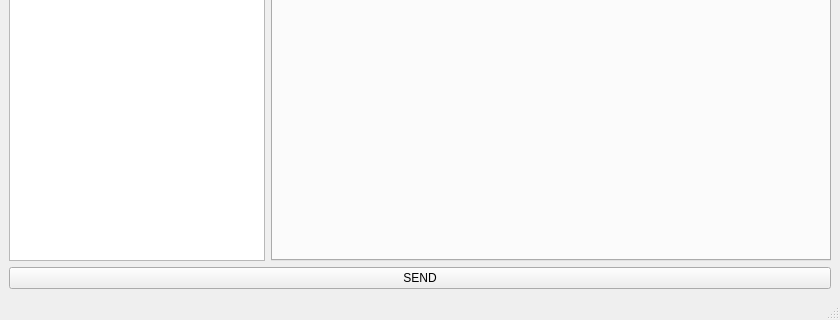
The window that klienttest.ui (apaczehavacze/h2oClient) describes before a commit, drawn with Qt 5; both pictures show x 0 to 840 and y 273 to 593 of the 840 by 593 pixel window.
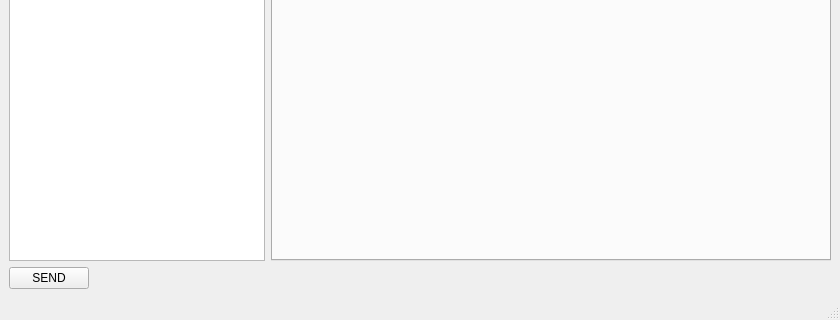
The same window after the commit. Icons and pictures are not drawn.

```diff
--- a/klienttest.ui
+++ b/klienttest.ui
@@ -10,6 +10,15 @@
     <height>593</height>
    </rect>
   </property>
+  <property name="font">
+   <font>
+    <weight>50</weight>
+    <italic>false</italic>
+    <bold>false</bold>
+    <strikeout>false</strikeout>
+    <kerning>true</kerning>
+   </font>
+  </property>
   <property name="windowTitle">
    <string>Client</string>
   </property>
@@ -83,7 +92,7 @@
       </widget>
      </widget>
     </item>
-    <item row="1" column="0" colspan="2">
+    <item row="1" column="0">
      <widget class="QPushButton" name="send_button">
       <property name="text">
        <string>SEND</string>
```
Left out of the diff: 54 changed lines with no effect on the pictures.
